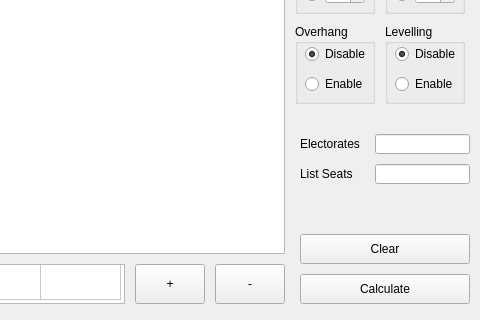
purplewavesss/ElectionCalculator, file ui/mainwindow.ui: the form before one commit; both pictures show x 130 to 610 and y 95 to 415 of the 610 by 415 pixel window.
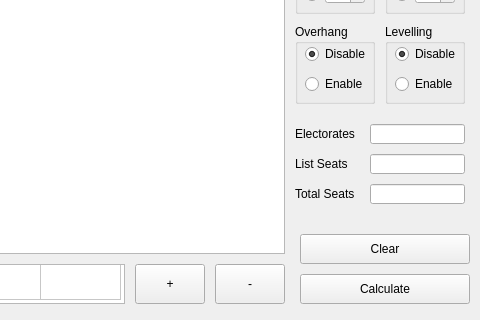
The form after the commit.

Commit message: Program now outputs to table, user is now required to enter number of seats to calculate

Diff of the .ui file:
```diff
--- a/ui/mainwindow.ui
+++ b/ui/mainwindow.ui
@@ -386,8 +386,8 @@
    <widget class="QLineEdit" name="electorate_input">
     <property name="geometry">
      <rect>
-      <x>505</x>
-      <y>210</y>
+      <x>500</x>
+      <y>200</y>
       <width>95</width>
       <height>20</height>
      </rect>
@@ -396,9 +396,9 @@
    <widget class="QLabel" name="electorate_label">
     <property name="geometry">
      <rect>
-      <x>430</x>
-      <y>210</y>
-      <width>65</width>
+      <x>425</x>
+      <y>200</y>
+      <width>70</width>
       <height>20</height>
      </rect>
     </property>
@@ -409,8 +409,8 @@
    <widget class="QLineEdit" name="list_input">
     <property name="geometry">
      <rect>
-      <x>505</x>
-      <y>240</y>
+      <x>500</x>
+      <y>230</y>
       <width>95</width>
       <height>20</height>
      </rect>
@@ -419,9 +419,9 @@
    <widget class="QLabel" name="list_label">
     <property name="geometry">
      <rect>
-      <x>430</x>
-      <y>240</y>
-      <width>65</width>
+      <x>425</x>
+      <y>230</y>
+      <width>70</width>
       <height>20</height>
      </rect>
     </property>
@@ -455,6 +455,29 @@
      <string>Calculate</string>
     </property>
    </widget>
+   <widget class="QLabel" name="total_label">
+    <property name="geometry">
+     <rect>
+      <x>425</x>
+      <y>260</y>
+      <width>70</width>
+      <height>20</height>
+     </rect>
+    </property>
+    <property name="text">
+     <string>Total Seats</string>
+    </property>
+   </widget>
+   <widget class="QLineEdit" name="total_input">
+    <property name="geometry">
+     <rect>
+      <x>500</x>
+      <y>260</y>
+      <width>95</width>
+      <height>20</height>
+     </rect>
+    </property>
+   </widget>
   </widget>
   <widget class="QMenuBar" name="menu_bar">
    <property name="geometry">
```
The commit also changes 6 other files.
